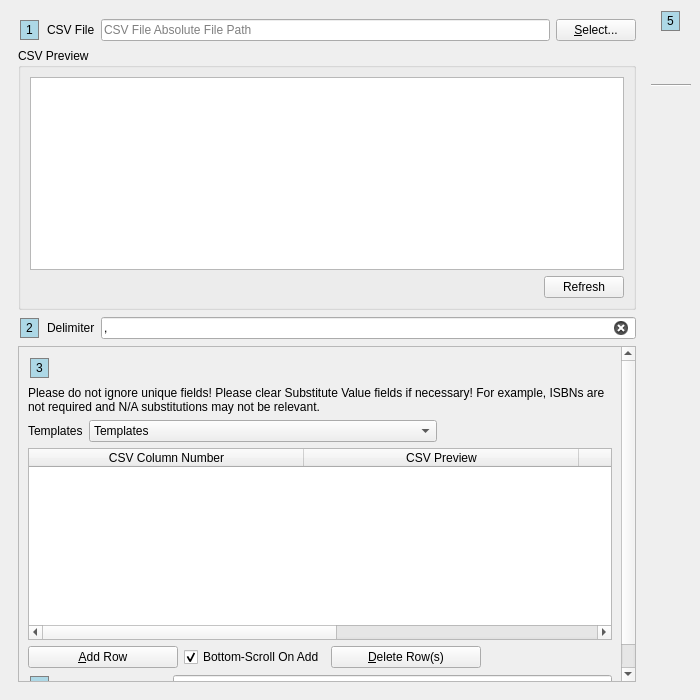
Old version of the form UI/biblioteq_import.ui in the repository textbrowser/biblioteq.
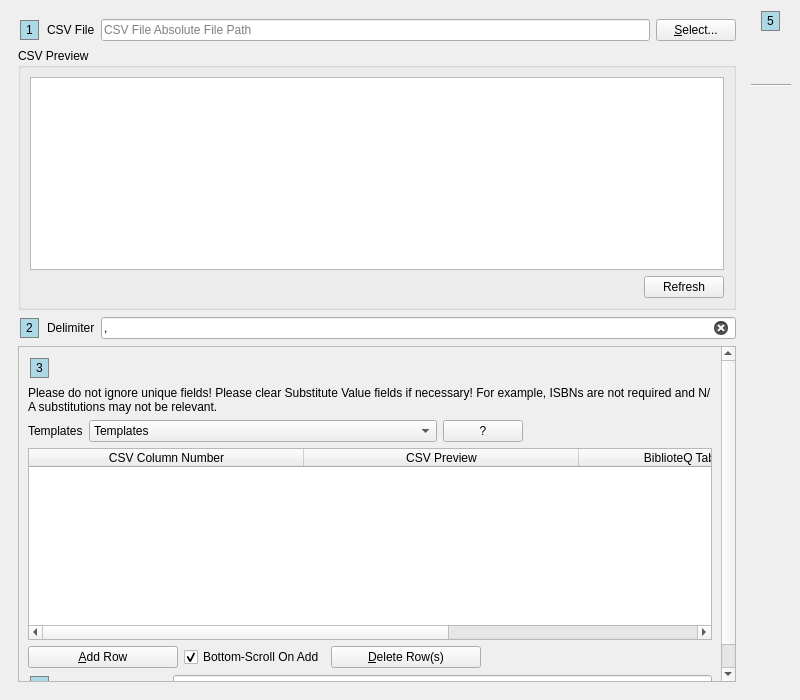
New version of the form. Icons and pictures are not drawn.

What changed in the file:
```diff
--- a/UI/biblioteq_import.ui
+++ b/UI/biblioteq_import.ui
@@ -6,7 +6,7 @@
    <rect>
     <x>0</x>
     <y>0</y>
-    <width>700</width>
+    <width>800</width>
     <height>700</height>
    </rect>
   </property>
@@ -192,8 +192,8 @@
            <rect>
             <x>0</x>
             <y>0</y>
-            <width>599</width>
-            <height>424</height>
+            <width>699</width>
+            <height>426</height>
            </rect>
           </property>
           <layout class="QVBoxLayout" name="verticalLayout_2">
@@ -264,6 +264,16 @@
                </item>
               </widget>
              </item>
+             <item>
+              <widget class="QPushButton" name="detect">
+               <property name="toolTip">
+                <string>&lt;html&gt;&lt;head/&gt;&lt;body&gt;&lt;p&gt;Prepare BiblioteQ Table Field Name values according to the contents of the CSV file.&lt;/p&gt;&lt;/body&gt;&lt;/html&gt;</string>
+               </property>
+               <property name="text">
+                <string>?</string>
+               </property>
+              </widget>
+             </item>
              <item>
               <spacer name="horizontalSpacer_2">
                <property name="orientation">
```
Left out of the diff: 1 changed line with no effect on the pictures.
